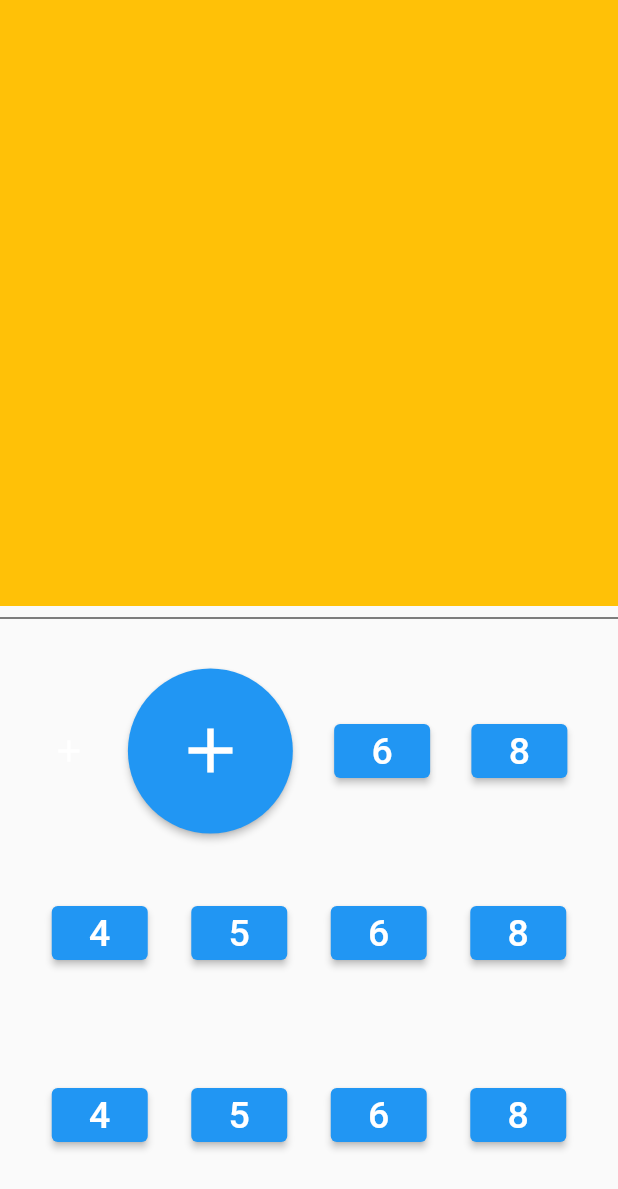
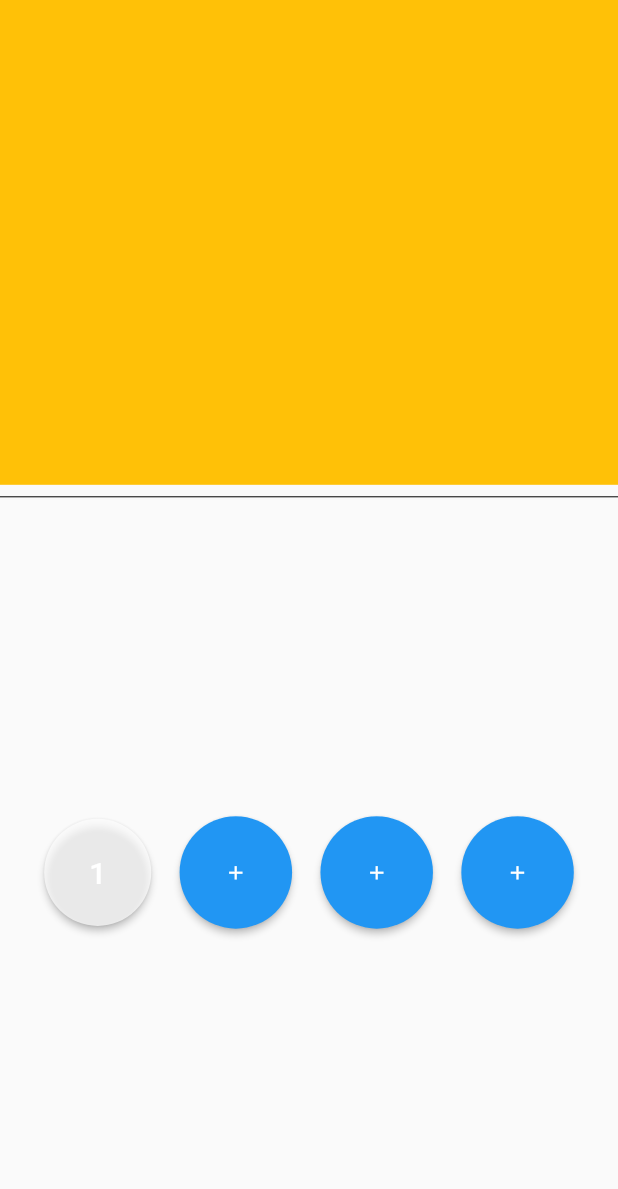
Before and after one commit to Shermukhammat/Flutter_Projects, a Flutter app: the screen it shows after launch, on a phone screen of 412 x 824 dp. Shown: the top 1189 px of the screen. Run offline on Flutter 3.47's test engine with Material 2 defaults, Android fonts, the phone set to English and light mode, and no system bars; missing offline and left inert: circle_button.

Commit message:
I change evaluet button color

```diff
--- a/calculator/lib/main.dart
+++ b/calculator/lib/main.dart
@@ -1,99 +1,85 @@
 import 'package:flutter/material.dart';
 import 'package:circle_button/circle_button.dart';
 
-
-void main()
-{
+void main() {
   runApp(MyApp());
 }
 
-class MyApp extends StatelessWidget
-{
+class MyApp extends StatelessWidget {
   @override
-  Widget build(BuildContext context)
-  {
+  Widget build(BuildContext context) {
     return MaterialApp(
       debugShowCheckedModeBanner: false,
       home: MyHome(),
     );
   }
-
 }
 
-class MyHome extends StatefulWidget
-{
+class MyHome extends StatefulWidget {
   MyHome({super.key});
 
-  State<MyHome> createState()=> _MyHome();
+  State<MyHome> createState() => _MyHome();
 }
 
-class _MyHome extends State<MyHome>
-{
+class _MyHome extends State<MyHome> {
   @override
-  Widget build(BuildContext context)
-  {
+  Widget build(BuildContext context) {
     return Scaffold(
       body: Column(
-
         children: <Widget>[
-          Expanded(child: Container(color: Colors.amber)),
-
+          Expanded(flex: 2 ,child: Container(color: Colors.amber)),
           const Divider(color: Colors.black),
-
-          Expanded(child: Container(
+          Expanded(
+            flex: 3,
+              child: Container(
                   margin: EdgeInsets.all(20.0),
                   child: Column(
                     children: <Widget>[
-              Expanded(child: Row(
+                      Expanded(
+                          child: Row(
                            mainAxisAlignment: MainAxisAlignment.spaceAround,
                         children: <Widget>[
-                  CircleButton(
-                    onTap: () => {},
-                    tooltip: 'Circle Button',
-                    width: 60.0,
-                    height: 60.0,
-                    borderColor: Colors.green,
-                    borderWidth: 1.0,
-                    borderStyle: BorderStyle.solid,
-                    backgroundColor: Colors.green,
-                    child: Icon(
-                      Icons.add,
-                      color: Colors.white,
-                    ),
+                          ElevatedButton(
+
+                            style: ElevatedButton.styleFrom(
+
+                                backgroundColor: Colors.white70,
+                                shape: const CircleBorder(),
+                                padding: const EdgeInsets.all(30)),
+
+                            child: Text("1", style: TextStyle(fontSize: 20)),
+                            onPressed: () {},
                           ),
                           ElevatedButton(
                             style: ElevatedButton.styleFrom(
                                 shape: const CircleBorder(),
-  padding: const EdgeInsets.all(30)
-  ),
+                                padding: const EdgeInsets.all(30)),
                             child: const Icon(
                               Icons.add,
-  size: 50,
+                              size: 15,
                             ),
                             onPressed: () {},
                           ),
-                  ElevatedButton(onPressed: (){}, child: Text("6", style: TextStyle(fontSize: 25))),
-                  ElevatedButton(onPressed: (){}, child: Text("8", style: TextStyle(fontSize: 25))),
-                ],
-              )),
-
-              Expanded(child: Row(
-                mainAxisAlignment: MainAxisAlignment.spaceAround,
-                children: <Widget>[
-                  ElevatedButton(onPressed: (){}, child: Text("4", style: TextStyle(fontSize: 25))),
-                  ElevatedButton(onPressed: (){}, child: Text("5", style: TextStyle(fontSize: 25))),
-                  ElevatedButton(onPressed: (){}, child: Text("6", style: TextStyle(fontSize: 25))),
-                  ElevatedButton(onPressed: (){}, child: Text("8", style: TextStyle(fontSize: 25))),
-                ],
-              )),
-
-              Expanded(child: Row(
-                mainAxisAlignment: MainAxisAlignment.spaceAround,
-                children: <Widget>[
-                  ElevatedButton(onPressed: (){}, child: Text("4", style: TextStyle(fontSize: 25))),
-                  ElevatedButton(onPressed: (){}, child: Text("5", style: TextStyle(fontSize: 25))),
-                  ElevatedButton(onPressed: (){}, child: Text("6", style: TextStyle(fontSize: 25))),
-                  ElevatedButton(onPressed: (){}, child: Text("8", style: TextStyle(fontSize: 25))),
+                          ElevatedButton(
+                            style: ElevatedButton.styleFrom(
+                                shape: const CircleBorder(),
+                                padding: const EdgeInsets.all(30)),
+                            child: const Icon(
+                              Icons.add,
+                              size: 15,
+                            ),
+                            onPressed: () {},
+                          ),
+                          ElevatedButton(
+                            style: ElevatedButton.styleFrom(
+                                shape: const CircleBorder(),
+                                padding: const EdgeInsets.all(30)),
+                            child: const Icon(
+                              Icons.add,
+                              size: 15,
+                            ),
+                            onPressed: () {},
+                          ),
                         ],
                       )),
                     ],
```
Lines whose indentation alone changed are shown as unchanged.
